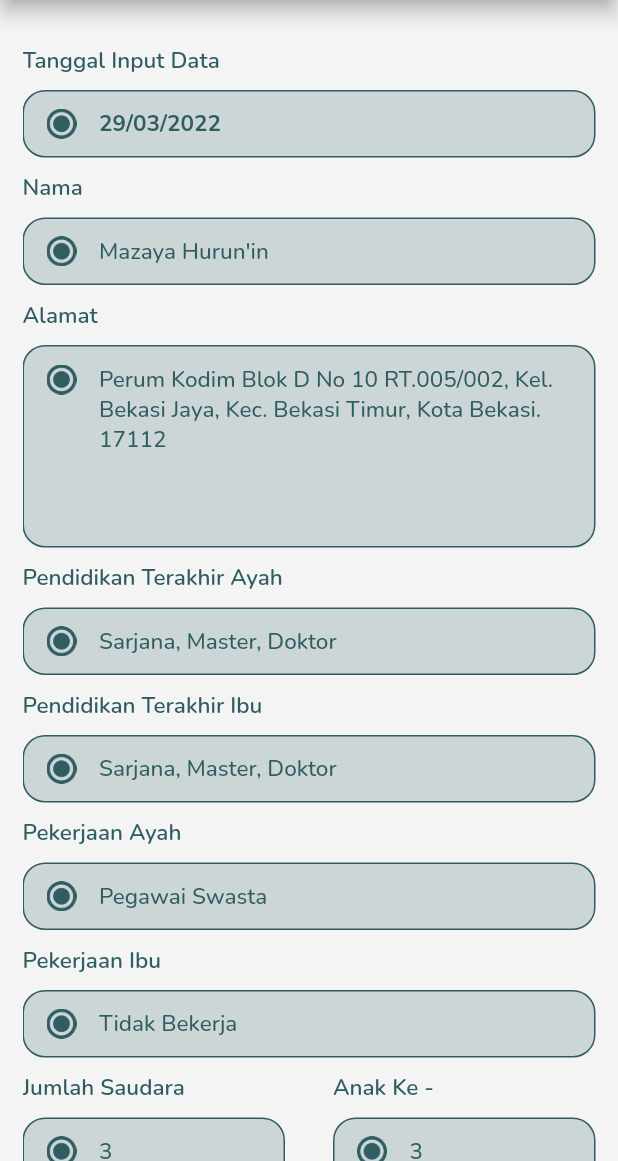
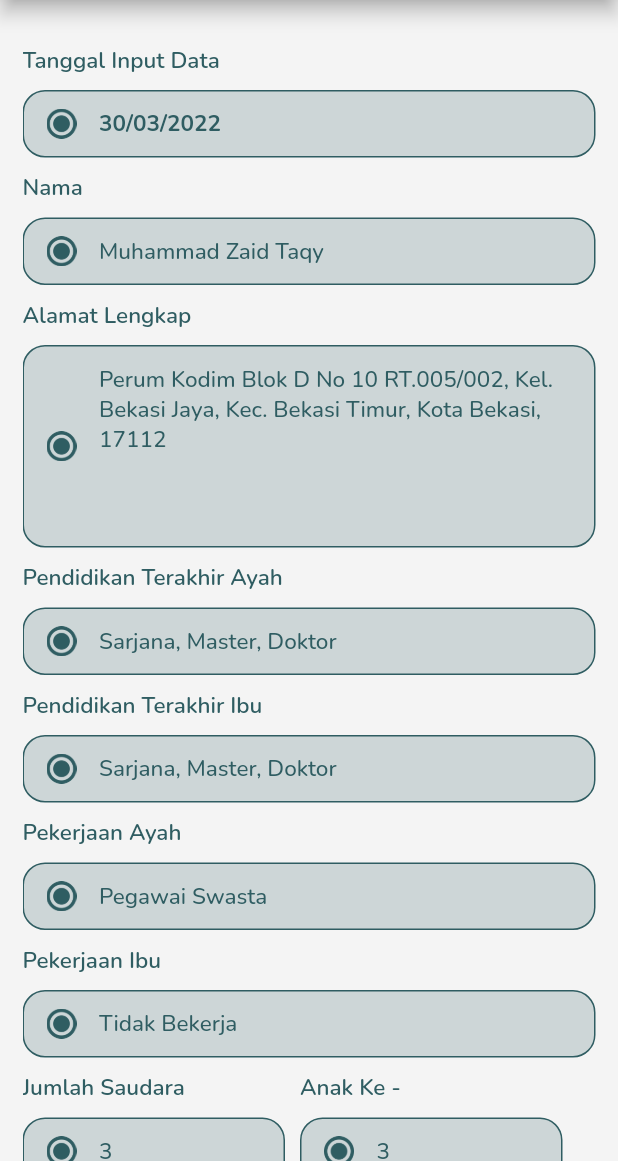
Before and after one commit to zaidtqy/healthy, a Flutter app: the ResultInformation screen opened by its route, on a phone screen of 412 x 824 dp, the part 75-1236 px from its top. Run offline on Flutter 3.47's test engine with Material 2 defaults, Android fonts, the phone set to English and light mode, and no system bars; our stand-ins replace badges, cloud_firestore, cool_alert, firebase_auth, firebase_core, fluttertoast and 2 more; accounts and stored records are empty.

Commit message:
Add Dynamic Data Information Subject

```diff
--- /dev/null
+++ b/lib/models/information_model.dart
@@ -0,0 +1,81 @@
+class HistoryInformModel {
+  final String date;
+  final String name;
+  final String address;
+  final String eduFather;
+  final String eduMother;
+  final String jobFather;
+  final String jobMother;
+  final String brothers;
+  final String amount;
+  final String income;
+  final String outcome;
+  final String ageTeen;
+  final String disease;
+
+  HistoryInformModel({
+    required this.date,
+    required this.name,
+    required this.address,
+    required this.eduFather,
+    required this.eduMother,
+    required this.jobFather,
+    required this.jobMother,
+    required this.brothers,
+    required this.amount,
+    required this.income,
+    required this.outcome,
+    required this.ageTeen,
+    required this.disease,
+  });
+
+  HistoryInformModel copyWith({
+    String? date,
+    String? name,
+    String? address,
+    String? eduFather,
+    String? eduMother,
+    String? jobFather,
+    String? jobMother,
+    String? brothers,
+    String? amount,
+    String? income,
+    String? outcome,
+    String? ageTeen,
+    String? disease,
+  }) {
+    return HistoryInformModel(
+      date: date ?? this.date,
+      name: name ?? this.name,
+      address: address ?? this.address,
+      eduFather: eduFather ?? this.eduFather,
+      eduMother: eduMother ?? this.eduMother,
+      jobFather: jobFather ?? this.jobFather,
+      jobMother: jobMother ?? this.jobMother,
+      brothers: brothers ?? this.brothers,
+      amount: amount ?? this.amount,
+      income: income ?? this.income,
+      outcome: outcome ?? this.outcome,
+      ageTeen: ageTeen ?? this.ageTeen,
+      disease: disease ?? this.disease,
+    );
+  }
+}
+
+final List<HistoryInformModel> mockHistoryInformModel = [
+  HistoryInformModel(
+      date: "30/03/2022",
+      name: "Muhammad Zaid Taqy",
+      address:
+          "Perum Kodim Blok D No 10 RT.005/002, Kel. Bekasi Jaya, Kec. Bekasi Timur, Kota Bekasi, 17112",
+      eduFather: "Sarjana, Master, Doktor",
+      eduMother: "Sarjana, Master, Doktor",
+      jobFather: "Pegawai Swasta",
+      jobMother: "Tidak Bekerja",
+      brothers: "3",
+      amount: "3",
+      income: "> Rp 10,000,000",
+      outcome: "Rp 5,000,000 - Rp 10,000,000",
+      ageTeen: "0",
+      disease: "Tidak Ada")
+];
--- a/lib/models/notification_model.dart
+++ b/lib/models/notification_model.dart
@@ -48,7 +48,7 @@ final List<HistoryReproModel> mockHistoryReproModel = [
     content:
         "Udah tau belum tentang kesehatan reproduksi? kalo belum, Yuk cari tau disini!",
     route: "",
-    isRead: true,
+    isRead: false,
   ),
   HistoryReproModel(
     logo: "assets/clock.png",
--- a/lib/pages/notifications_page.dart
+++ b/lib/pages/notifications_page.dart
@@ -494,7 +494,6 @@ class _NotificationsPageState extends State<NotificationsPage> {
         ),
       ),
       body: Container(
-        margin: const EdgeInsets.symmetric(),
         child: (mockHistoryReproModel.isNotEmpty)
             ? ListView.builder(
                 padding: const EdgeInsets.only(top: 30),
--- a/lib/pages/result_information_page.dart
+++ b/lib/pages/result_information_page.dart
@@ -1,15 +1,37 @@
 import 'package:flutter/material.dart';
+import 'package:healthy/models/information_model.dart';
 import 'package:healthy/theme.dart';
 
-class ResultInformation extends StatelessWidget {
+class ResultInformation extends StatefulWidget {
   const ResultInformation({Key? key}) : super(key: key);
 
   @override
+  State<ResultInformation> createState() => _ResultInformationState();
+}
+
+class _ResultInformationState extends State<ResultInformation> {
+  HistoryInformModel? historyInformModel = HistoryInformModel(
+    date: 'date',
+    name: 'name',
+    address: 'address',
+    eduFather: 'eduFather',
+    eduMother: 'eduMother',
+    jobFather: 'jobFather',
+    jobMother: 'jobMother',
+    brothers: 'brothers',
+    amount: 'amount',
+    income: 'income',
+    outcome: 'outcome',
+    ageTeen: 'ageTeen',
+    disease: 'disease',
+  );
+
+  @override
   Widget build(BuildContext context) {
-    Widget dateInput() {
-      return Container(
-        margin: const EdgeInsets.only(top: 30),
-        child: Column(
+    Widget resultInformation({required HistoryInformModel listModel}) {
+      return Column(
+        children: [
+          Column(
             crossAxisAlignment: CrossAxisAlignment.start,
             children: [
               Text(
@@ -45,7 +67,7 @@ class ResultInformation extends StatelessWidget {
                       width: 15,
                     ),
                     Text(
-                    '29/03/2022',
+                      listModel.date,
                       style: primaryTextStyle.copyWith(
                         fontSize: 15,
                         fontWeight: bold,
@@ -56,11 +78,7 @@ class ResultInformation extends StatelessWidget {
               ),
             ],
           ),
-      );
-    }
-
-    Widget nameForm() {
-      return Container(
+          Container(
             margin: const EdgeInsets.only(top: 10),
             child: Column(
               crossAxisAlignment: CrossAxisAlignment.start,
@@ -98,7 +116,7 @@ class ResultInformation extends StatelessWidget {
                         width: 15,
                       ),
                       Text(
-                    'Mazaya Hurun\'in',
+                        listModel.name,
                         style: primaryTextStyle.copyWith(
                           fontSize: 15,
                           fontWeight: medium,
@@ -109,17 +127,14 @@ class ResultInformation extends StatelessWidget {
                 ),
               ],
             ),
-      );
-    }
-
-    Widget addressForm() {
-      return Container(
+          ),
+          Container(
             margin: const EdgeInsets.only(top: 10),
             child: Column(
               crossAxisAlignment: CrossAxisAlignment.start,
               children: [
                 Text(
-              'Alamat',
+                  'Alamat Lengkap',
                   style: primaryTextStyle.copyWith(
                     fontSize: 15,
                     fontWeight: semibold,
@@ -130,7 +145,8 @@ class ResultInformation extends StatelessWidget {
                 ),
                 Container(
                   height: 135,
-              padding: const EdgeInsets.symmetric(horizontal: 15, vertical: 12),
+                  padding:
+                      const EdgeInsets.symmetric(horizontal: 15, vertical: 12),
                   decoration: BoxDecoration(
                     color: primaryColor.withOpacity(0.2),
                     borderRadius: BorderRadius.circular(15),
@@ -141,14 +157,9 @@ class ResultInformation extends StatelessWidget {
                   ),
                   child: Row(
                     children: [
-                  Column(
-                    crossAxisAlignment: CrossAxisAlignment.start,
-                    children: [
                       Image.asset(
                         'assets/union.png',
                         width: 20,
-                      ),
-                    ],
                       ),
                       const SizedBox(
                         width: 15,
@@ -158,7 +169,7 @@ class ResultInformation extends StatelessWidget {
                           crossAxisAlignment: CrossAxisAlignment.start,
                           children: [
                             Text(
-                          'Perum Kodim Blok D No 10 RT.005/002, Kel. Bekasi Jaya, Kec. Bekasi Timur, Kota Bekasi. 17112',
+                              listModel.address,
                               style: primaryTextStyle.copyWith(
                                 fontSize: 15,
                                 fontWeight: medium,
@@ -172,11 +183,8 @@ class ResultInformation extends StatelessWidget {
                 ),
               ],
             ),
-      );
-    }
-
-    Widget eduFather() {
-      return Container(
+          ),
+          Container(
             margin: const EdgeInsets.only(top: 10),
             child: Column(
               crossAxisAlignment: CrossAxisAlignment.start,
@@ -214,7 +222,7 @@ class ResultInformation extends StatelessWidget {
                         width: 15,
                       ),
                       Text(
-                    'Sarjana, Master, Doktor',
+                        listModel.eduFather,
                         style: primaryTextStyle.copyWith(
                           fontSize: 15,
                           fontWeight: medium,
@@ -225,11 +233,8 @@ class ResultInformation extends StatelessWidget {
                 ),
               ],
             ),
-      );
-    }
-
-    Widget eduMother() {
-      return Container(
+          ),
+          Container(
             margin: const EdgeInsets.only(top: 10),
             child: Column(
               crossAxisAlignment: CrossAxisAlignment.start,
@@ -267,7 +272,7 @@ class ResultInformation extends StatelessWidget {
                         width: 15,
                       ),
                       Text(
-                    'Sarjana, Master, Doktor',
+                        listModel.eduMother,
                         style: primaryTextStyle.copyWith(
                           fontSize: 15,
                           fontWeight: medium,
@@ -278,11 +283,8 @@ class ResultInformation extends StatelessWidget {
                 ),
               ],
             ),
-      );
-    }
-
-    Widget jobFather() {
-      return Container(
+          ),
+          Container(
             margin: const EdgeInsets.only(top: 10),
             child: Column(
               crossAxisAlignment: CrossAxisAlignment.start,
@@ -320,7 +322,7 @@ class ResultInformation extends StatelessWidget {
                         width: 15,
                       ),
                       Text(
-                    'Pegawai Swasta',
+                        listModel.jobFather,
                         style: primaryTextStyle.copyWith(
                           fontSize: 15,
                           fontWeight: medium,
@@ -331,11 +333,8 @@ class ResultInformation extends StatelessWidget {
                 ),
               ],
             ),
-      );
-    }
-
-    Widget jobMother() {
-      return Container(
+          ),
+          Container(
             margin: const EdgeInsets.only(top: 10),
             child: Column(
               crossAxisAlignment: CrossAxisAlignment.start,
@@ -373,7 +372,7 @@ class ResultInformation extends StatelessWidget {
                         width: 15,
                       ),
                       Text(
-                    'Tidak Bekerja',
+                        listModel.jobMother,
                         style: primaryTextStyle.copyWith(
                           fontSize: 15,
                           fontWeight: medium,
@@ -384,11 +383,10 @@ class ResultInformation extends StatelessWidget {
                 ),
               ],
             ),
-      );
-    }
-
-    Widget brothers() {
-      return Container(
+          ),
+          Row(
+            children: [
+              Container(
                 margin: const EdgeInsets.only(top: 10),
                 child: Column(
                   crossAxisAlignment: CrossAxisAlignment.start,
@@ -428,7 +426,7 @@ class ResultInformation extends StatelessWidget {
                               width: 15,
                             ),
                             Text(
-                      '3',
+                              listModel.brothers,
                               style: primaryTextStyle.copyWith(
                                 fontSize: 15,
                                 fontWeight: medium,
@@ -440,11 +438,11 @@ class ResultInformation extends StatelessWidget {
                     ),
                   ],
                 ),
-      );
-    }
-
-    Widget amount() {
-      return Container(
+              ),
+              const SizedBox(
+                width: 10,
+              ),
+              Container(
                 margin: const EdgeInsets.only(top: 10),
                 child: Column(
                   crossAxisAlignment: CrossAxisAlignment.start,
@@ -484,7 +482,7 @@ class ResultInformation extends StatelessWidget {
                               width: 15,
                             ),
                             Text(
-                      '3',
+                              listModel.amount,
                               style: primaryTextStyle.copyWith(
                                 fontSize: 15,
                                 fontWeight: medium,
@@ -496,11 +494,10 @@ class ResultInformation extends StatelessWidget {
                     ),
                   ],
                 ),
-      );
-    }
-
-    Widget income() {
-      return Container(
+              ),
+            ],
+          ),
+          Container(
             margin: const EdgeInsets.only(top: 10),
             child: Column(
               crossAxisAlignment: CrossAxisAlignment.start,
@@ -538,7 +535,7 @@ class ResultInformation extends StatelessWidget {
                         width: 15,
                       ),
                       Text(
-                    '> Rp 10,000,000',
+                        listModel.income,
                         style: primaryTextStyle.copyWith(
                           fontSize: 15,
                           fontWeight: medium,
@@ -549,11 +546,8 @@ class ResultInformation extends StatelessWidget {
                 ),
               ],
             ),
-      );
-    }
-
-    Widget outcome() {
-      return Container(
+          ),
+          Container(
             margin: const EdgeInsets.only(top: 10),
             child: Column(
               crossAxisAlignment: CrossAxisAlignment.start,
@@ -591,7 +585,7 @@ class ResultInformation extends StatelessWidget {
                         width: 15,
                       ),
                       Text(
-                    'Rp 5,000,000 - Rp 10,000,000',
+                        listModel.outcome,
                         style: primaryTextStyle.copyWith(
                           fontSize: 15,
                           fontWeight: medium,
@@ -602,11 +596,8 @@ class ResultInformation extends StatelessWidget {
                 ),
               ],
             ),
-      );
-    }
-
-    Widget ageTeen() {
-      return Container(
+          ),
+          Container(
             margin: const EdgeInsets.only(top: 10),
             child: Column(
               crossAxisAlignment: CrossAxisAlignment.start,
@@ -644,7 +635,7 @@ class ResultInformation extends StatelessWidget {
                         width: 15,
                       ),
                       Text(
-                    '14',
+                        listModel.ageTeen,
                         style: primaryTextStyle.copyWith(
                           fontSize: 15,
                           fontWeight: medium,
@@ -655,11 +646,8 @@ class ResultInformation extends StatelessWidget {
                 ),
               ],
             ),
-      );
-    }
-
-    Widget historyDisease() {
-      return Container(
+          ),
+          Container(
             margin: const EdgeInsets.only(top: 10),
             child: Column(
               crossAxisAlignment: CrossAxisAlignment.start,
@@ -697,7 +685,7 @@ class ResultInformation extends StatelessWidget {
                         width: 15,
                       ),
                       Text(
-                    'Tidak Ada',
+                        listModel.disease,
                         style: primaryTextStyle.copyWith(
                           fontSize: 15,
                           fontWeight: medium,
@@ -707,6 +695,55 @@ class ResultInformation extends StatelessWidget {
                   ),
                 ),
               ],
+            ),
+          ),
+          Container(
+            height: 45,
+            width: double.infinity,
+            margin: const EdgeInsets.only(top: 30, bottom: 30),
+            child: TextButton(
+              onPressed: () {
+                Navigator.pushNamed(context, '/home-page');
+              },
+              style: TextButton.styleFrom(
+                  backgroundColor: primaryColor,
+                  shape: RoundedRectangleBorder(
+                    borderRadius: BorderRadius.circular(15),
+                  )),
+              child: Text(
+                'Kembali',
+                style: backgroundTextStyle.copyWith(
+                  fontSize: 15,
+                  fontWeight: bold,
+                ),
+              ),
+            ),
+          ),
+        ],
+      );
+    }
+
+    Widget backButton() {
+      return Container(
+        height: 45,
+        width: 130,
+        margin: const EdgeInsets.only(top: 30, bottom: 30),
+        child: TextButton(
+          onPressed: () {
+            Navigator.pushNamed(context, '/home-page');
+          },
+          style: TextButton.styleFrom(
+              backgroundColor: primaryColor,
+              shape: RoundedRectangleBorder(
+                borderRadius: BorderRadius.circular(15),
+              )),
+          child: Text(
+            'Kembali',
+            style: backgroundTextStyle.copyWith(
+              fontSize: 15,
+              fontWeight: bold,
+            ),
+          ),
         ),
       );
     }
@@ -747,30 +784,48 @@ class ResultInformation extends StatelessWidget {
         margin: EdgeInsets.symmetric(
           horizontal: defaultMargin,
         ),
-        child: ListView(
+        child: (mockHistoryInformModel.isNotEmpty)
+            ? ListView.builder(
+                padding: const EdgeInsets.only(top: 30),
+                itemCount: mockHistoryInformModel.length,
+                itemBuilder: (context, index) {
+                  return resultInformation(
+                    listModel: mockHistoryInformModel[index],
+                  );
+                },
+              )
+            : Container(
+                margin: EdgeInsets.symmetric(
+                  horizontal: defaultMargin,
+                ),
+                child: Column(
                   children: [
-            dateInput(),
-            nameForm(),
-            addressForm(),
-            eduFather(),
-            eduMother(),
-            jobFather(),
-            jobMother(),
+                    const SizedBox(
+                      height: 180,
+                    ),
                     Row(
+                      mainAxisAlignment: MainAxisAlignment.center,
                       children: [
-                brothers(),
-                const Spacer(),
-                amount(),
+                        Image.asset(
+                          'assets/image_empty.png',
+                          width: 250,
+                        ),
                       ],
                     ),
-            income(),
-            outcome(),
-            ageTeen(),
-            historyDisease(),
                     const SizedBox(
-              height: 30,
+                      height: 15,
                     ),
+                    Text(
+                      'Riwayat Data Informasi Kosong',
+                      style: primaryTextStyle.copyWith(
+                          fontSize: 15, fontWeight: bold),
+                    ),
+                    const SizedBox(
+                      height: 15,
+                    ),
+                    backButton(),
                   ],
+                ),
               ),
       ),
     );
```
Lines whose indentation alone changed are shown as unchanged.
